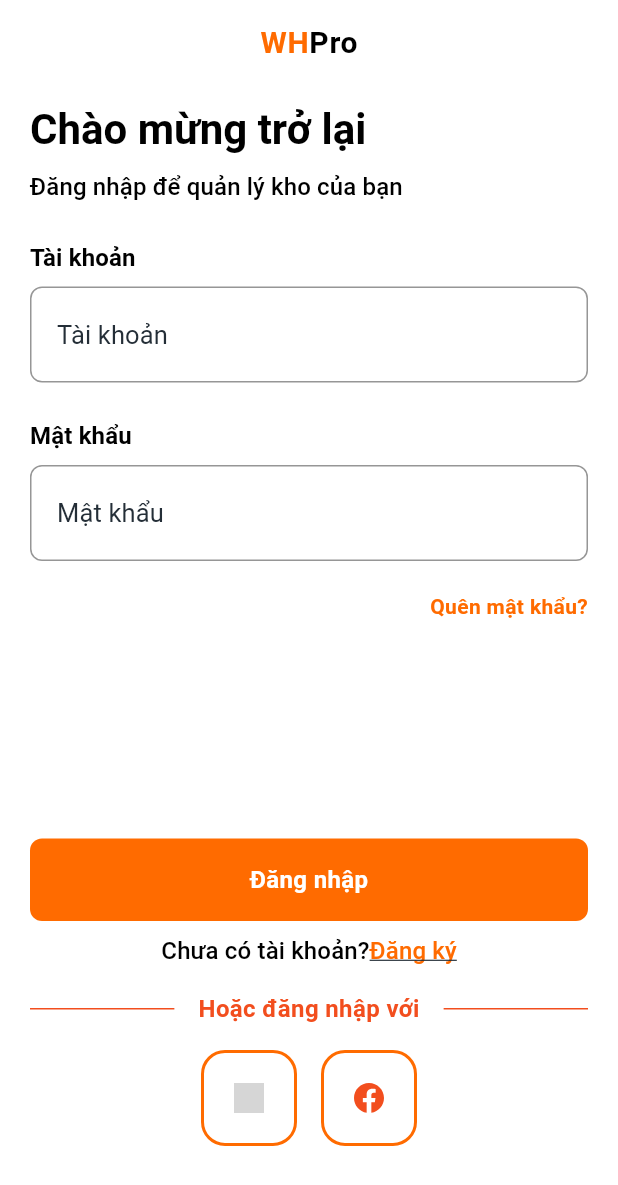
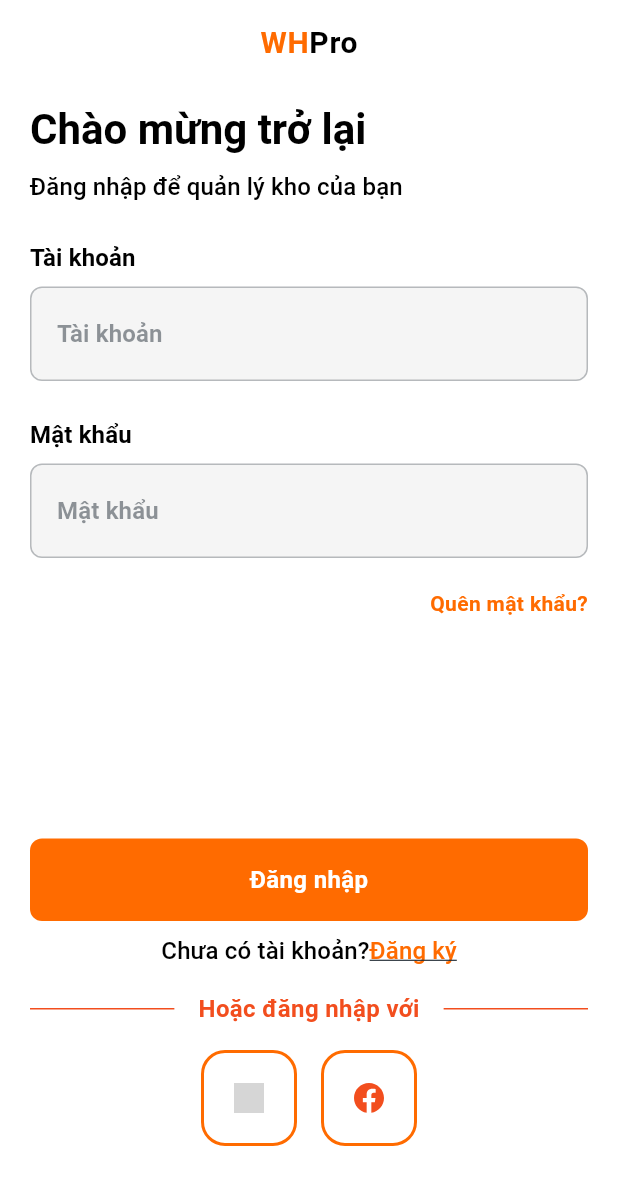
Before and after one commit to Hung2003s/lmhung_freshermb_getx_repo, a Flutter app: the screen it shows after launch, on a phone screen of 412 x 824 dp. Shown: the top 1185 px of the screen. Run offline on Flutter 3.47's test engine with Material 3 defaults, Android fonts, the phone set to English and light mode, and no system bars; our stand-ins replace dartz, dio, flutter_dotenv, flutter_secure_storage, flutter_slidable, flutter_svg and 3 more; grey boxes are pictures that could not be loaded.

Commit message:
feat/light_dark_mode

```diff
--- a/lib/core/common_widget/input/text_input_field.dart
+++ b/lib/core/common_widget/input/text_input_field.dart
@@ -37,7 +37,7 @@ class TextInputFields extends StatefulWidget {
       bottom: 12,
     ),
     this.textStyle,
-    this.textColor = Colors.white,
+    this.textColor,
     this.description,
     this.readOnly = false,
     this.textDescriptionStyle,
@@ -48,10 +48,10 @@ class TextInputFields extends StatefulWidget {
     this.hasPassWord = true,
     this.filled,
     this.filledColor,
-    this.defaultBorderColor = const Color(0xff969696),
-    this.errorColor = ColorName.error,
-    this.focusedColor = ColorName.primary,
-    this.iconColor = Colors.white,
+    this.defaultBorderColor,
+    this.errorColor,
+    this.focusedColor,
+    this.iconColor,
   });
 
   final String? title;
@@ -91,10 +91,10 @@ class TextInputFields extends StatefulWidget {
   final TextEditingController controller;
   final ValueChanged<TextEditingController>? onControllerCreated;
 
-  final Color defaultBorderColor;
-  final Color errorColor;
-  final Color focusedColor;
-  final Color iconColor;
+  final Color? defaultBorderColor;
+  final Color? errorColor;
+  final Color? focusedColor;
+  final Color? iconColor;
 
   @override
   State<TextInputFields> createState() => _TextInputFieldsState();
@@ -177,10 +177,14 @@ class _TextInputFieldsState extends State<TextInputFields> {
   }
 
   Widget buildTitle() {
+    final theme = Theme.of(context);
     return Text(
       widget.title!,
-      style:
-          widget.titleTextStyle ?? const TextStyle(fontWeight: FontWeight.bold),
+      style: widget.titleTextStyle ??
+          TextStyle(
+            fontWeight: FontWeight.bold,
+            color: theme.colorScheme.onSurface,
+          ),
     );
   }
 
@@ -189,6 +193,7 @@ class _TextInputFieldsState extends State<TextInputFields> {
     return ValueListenableBuilder<bool>(
       valueListenable: _obscureTextNotifier,
       builder: (context, isObscure, child) {
+        final theme = Theme.of(context);
         return TextFormField(
           controller: widget.controller,
           focusNode: focusNode,
@@ -202,9 +207,10 @@ class _TextInputFieldsState extends State<TextInputFields> {
           onFieldSubmitted: widget.onSubmitted,
           inputFormatters: widget.inputFormatters,
           autofocus: widget.autofocus,
-          style: widget.textStyle ?? AppTextStyle.captionLarge,
+          style: widget.textStyle?.copyWith(color: widget.textColor ?? theme.colorScheme.onSurface) ??
+              theme.textTheme.bodyMedium,
           maxLines: widget.passwordType ? 1 : widget.maxLine,
-          cursorColor: ColorName.gray,
+          cursorColor: theme.colorScheme.primary,
           readOnly: widget.readOnly,
           keyboardAppearance: widget.keyboardAppearance,
           decoration: getInputDecoration(isObscure),
@@ -214,11 +220,19 @@ class _TextInputFieldsState extends State<TextInputFields> {
   }
 
   InputDecoration getInputDecoration(bool isObscure) {
+    final theme = Theme.of(context);
+    final defaultBorderColor = widget.defaultBorderColor ?? theme.colorScheme.onSurface.withValues(alpha: 0.3);
+    final errorColor = widget.errorColor ?? theme.colorScheme.error;
+    final focusedColor = widget.focusedColor ?? theme.colorScheme.primary;
+
     return InputDecoration(
-      fillColor: widget.filledColor,
-      filled: widget.filled,
+      fillColor: widget.filledColor ?? theme.inputDecorationTheme.fillColor,
+      filled: widget.filled ?? theme.inputDecorationTheme.filled,
       hintText: widget.hintText,
-      hintStyle: widget.hintTextStyle ?? AppTextStyle.hint,
+      hintStyle: widget.hintTextStyle ??
+          theme.inputDecorationTheme.hintStyle?.copyWith(
+            color: theme.colorScheme.onSurface.withValues(alpha: 0.5),
+          ),
       contentPadding: widget.contentPadding,
       // suffixIcon chỉ lắng nghe _hasTextNotifier để tránh rebuild toàn bộ field khi gõ phím
       suffixIcon: ValueListenableBuilder<bool>(
@@ -237,27 +251,29 @@ class _TextInputFieldsState extends State<TextInputFields> {
         borderSide: BorderSide(
           width: 1,
           color: widget.errorText == null
-              ? widget.focusedColor
-              : widget.errorColor,
+              ? focusedColor
+              : errorColor,
         ),
       ),
       errorBorder: OutlineInputBorder(
         borderRadius: BorderRadius.circular(8),
-        borderSide: BorderSide(width: 1, color: widget.errorColor),
+        borderSide: BorderSide(width: 1, color: errorColor),
       ),
       enabledBorder: OutlineInputBorder(
         borderRadius: BorderRadius.circular(8),
-        borderSide: BorderSide(width: 1, color: widget.defaultBorderColor),
+        borderSide: BorderSide(width: 1, color: defaultBorderColor),
       ),
       border: OutlineInputBorder(
         borderRadius: BorderRadius.circular(8),
-        borderSide: BorderSide(width: 2, color: widget.focusedColor),
+        borderSide: BorderSide(width: 2, color: focusedColor),
       ),
       counterText: '',
     );
   }
 
   Widget buildCleanButton() {
+    final theme = Theme.of(context);
+    final iconColor = widget.iconColor ?? theme.colorScheme.onSurface;
     return GestureDetector(
       behavior: HitTestBehavior.opaque,
       onTap: () {
@@ -269,7 +285,7 @@ class _TextInputFieldsState extends State<TextInputFields> {
         padding: const EdgeInsets.all(12),
         child: Assets.icons.clearText.svg(
           colorFilter: ColorFilter.mode(
-            widget.iconColor, // Màu bạn muốn nhuộm cho SVG
+            iconColor, // Màu bạn muốn nhuộm cho SVG
             BlendMode.srcIn, // Chế độ hòa trộn (Gần như luôn dùng srcIn cho icon)
           ),
         ),
@@ -286,6 +302,8 @@ class _TextInputFieldsState extends State<TextInputFields> {
   }
 
   Widget buildPasswordSuffixIcon(bool isObscure) {
+    final theme = Theme.of(context);
+    final iconColor = widget.iconColor ?? theme.colorScheme.onSurface;
     return Row(
       mainAxisSize: MainAxisSize.min,
       mainAxisAlignment: MainAxisAlignment.end,
@@ -301,7 +319,7 @@ class _TextInputFieldsState extends State<TextInputFields> {
                     width: 20,
                     height: 20,
                     colorFilter: ColorFilter.mode(
-                      widget.iconColor, // Màu bạn muốn nhuộm cho SVG
+                      iconColor, // Màu bạn muốn nhuộm cho SVG
                       BlendMode
                           .srcIn, // Chế độ hòa trộn (Gần như luôn dùng srcIn cho icon)
                     ),
@@ -310,7 +328,7 @@ class _TextInputFieldsState extends State<TextInputFields> {
                     width: 20,
                     height: 20,
                     colorFilter: ColorFilter.mode(
-                      widget.iconColor, // Màu bạn muốn nhuộm cho SVG
+                      iconColor, // Màu bạn muốn nhuộm cho SVG
                       BlendMode
                           .srcIn, // Chế độ hòa trộn (Gần như luôn dùng srcIn cho icon)
                     ),
--- a/lib/core/common_widget/navigation_bar/custom_app_bar.dart
+++ b/lib/core/common_widget/navigation_bar/custom_app_bar.dart
@@ -22,19 +22,24 @@ class CustomAppBar extends StatelessWidget implements PreferredSizeWidget {
     this.actions,
     this.leading,
     this.showBackButton = true,       // Mặc định luôn hiện nút Back nếu có thể quay lại
-    this.backgroundColor = Colors.black, // Bạn có thể đổi màu mặc định dự án ở đây
-    this.iconColor = Colors.white,
+    this.backgroundColor, // Mặc định sẽ dùng theme color scheme
+    this.iconColor, // Mặc định sẽ dùng theme color scheme
     this.elevation = 0,
     this.bottom,
   });
 
   @override
   Widget build(BuildContext context) {
+    final theme = Theme.of(context);
+    final effectiveBgColor = backgroundColor ?? theme.colorScheme.primary;
+    final effectiveIconColor = iconColor ?? theme.colorScheme.onPrimary;
+    final effectiveTitleColor = theme.colorScheme.onPrimary;
+
     return AppBar(
-      backgroundColor: backgroundColor,
+      backgroundColor: effectiveBgColor,
       elevation: elevation,
       centerTitle: centerTitle,
-      iconTheme: IconThemeData(color: iconColor),
+      iconTheme: IconThemeData(color: effectiveIconColor),
 
       // 1. Xử lý nút Leading (Bên trái)
       leading: leading ?? (showBackButton && Navigator.canPop(context)
@@ -43,13 +48,13 @@ class CustomAppBar extends StatelessWidget implements PreferredSizeWidget {
           padding: EdgeInsetsGeometry.all(8),
           margin: EdgeInsets.only(left: 16),
             decoration: BoxDecoration(
-              color: context.theme.colorScheme.secondary.withValues(alpha: 0.1),
+              color: effectiveIconColor.withValues(alpha: 0.1),
               border: Border.all(
-                color: context.theme.colorScheme.secondary.withValues(alpha: 0.2),
+                color: effectiveIconColor.withValues(alpha: 0.2),
               ),
               shape: BoxShape.circle,
             ),
-            child: Icon(Icons.arrow_back_ios_new, size: 20, color: context.theme.colorScheme.secondary,)), // Icon back đẹp hơn mặc định
+            child: Icon(Icons.arrow_back_ios_new, size: 20, color: effectiveIconColor,)), // Icon back đẹp hơn mặc định
         onTap: () => Get.back(), // Dùng Get.back() đồng bộ với hệ thống GetX của bạn
       )
           : null),
@@ -58,8 +63,8 @@ class CustomAppBar extends StatelessWidget implements PreferredSizeWidget {
       title: titleWidget ?? (title != null
           ? Text(
         title!,
-        style: const TextStyle(
-          color: Colors.white,
+        style: TextStyle(
+          color: effectiveTitleColor,
           fontSize: 18,
           fontWeight: FontWeight.w600,
         ),
--- a/lib/core/utils/app_theme.dart
+++ b/lib/core/utils/app_theme.dart
@@ -8,11 +8,29 @@ class AppTheme {
   // Cấu hình cho Light Mode
   static final ThemeData lightTheme = ThemeData(
     inputDecorationTheme: InputDecorationTheme(
-      // Cấu hình màu cho hint text ở chế độ Sáng
+      filled: true,
+      fillColor: const Color(0xFFF5F5F5), // Nền sáng nhẹ cho text field
       hintStyle: TextStyle(
         color: Colors.grey.withValues(alpha: 0.5), // Màu xám vừa phải cho hint
         fontSize: 16,
         fontWeight: FontWeight.w600,
+      ),
+      contentPadding: const EdgeInsets.symmetric(horizontal: 16, vertical: 14),
+      enabledBorder: OutlineInputBorder(
+        borderRadius: BorderRadius.circular(8),
+        borderSide: BorderSide(color: Colors.grey.withValues(alpha: 0.3), width: 1),
+      ),
+      focusedBorder: OutlineInputBorder(
+        borderRadius: BorderRadius.circular(8),
+        borderSide: const BorderSide(color: ColorName.primary, width: 1.5),
+      ),
+      errorBorder: OutlineInputBorder(
+        borderRadius: BorderRadius.circular(8),
+        borderSide: const BorderSide(color: ColorName.error, width: 1),
+      ),
+      focusedErrorBorder: OutlineInputBorder(
+        borderRadius: BorderRadius.circular(8),
+        borderSide: const BorderSide(color: ColorName.error, width: 1.5),
       ),
     ),
     colorScheme: const ColorScheme.light(
@@ -33,6 +51,7 @@ class AppTheme {
     elevatedButtonTheme: ElevatedButtonThemeData(
       style: ElevatedButton.styleFrom(
         backgroundColor: ColorName.orange,
+        foregroundColor: Colors.white,
         shape: RoundedRectangleBorder(borderRadius: BorderRadius.circular(8)),
       ),
     ),
@@ -127,20 +146,38 @@ class AppTheme {
 
   // Cấu hình cho Dark Mode (nếu có)
   static final ThemeData darkTheme = ThemeData(
-    colorScheme: const ColorScheme.dark(
-      primary: ColorName.orange,
-      secondary: Colors.white,
-      surface: ColorName.darkBackground,
-      onSurface: ColorName.gray, // Chữ trên nền surface
-      error: ColorName.error,
-    ),
     inputDecorationTheme: InputDecorationTheme(
-      // Cấu hình màu cho hint text ở chế độ Sáng
+      filled: true,
+      fillColor: const Color(0xFF1E1E1E), // Nền tối cho text field trong dark mode
       hintStyle: TextStyle(
         color: Colors.white.withValues(alpha: 0.6), // Màu xám vừa phải cho hint
         fontSize: 16,
         fontWeight: FontWeight.w400,
       ),
+      contentPadding: const EdgeInsets.symmetric(horizontal: 16, vertical: 14),
+      enabledBorder: OutlineInputBorder(
+        borderRadius: BorderRadius.circular(8),
+        borderSide: BorderSide(color: Colors.white.withValues(alpha: 0.2), width: 1),
+      ),
+      focusedBorder: OutlineInputBorder(
+        borderRadius: BorderRadius.circular(8),
+        borderSide: const BorderSide(color: ColorName.primary, width: 1.5),
+      ),
+      errorBorder: OutlineInputBorder(
+        borderRadius: BorderRadius.circular(8),
+        borderSide: const BorderSide(color: ColorName.error, width: 1),
+      ),
+      focusedErrorBorder: OutlineInputBorder(
+        borderRadius: BorderRadius.circular(8),
+        borderSide: const BorderSide(color: ColorName.error, width: 1.5),
+      ),
+    ),
+    colorScheme: const ColorScheme.dark(
+      primary: ColorName.orange,
+      secondary: Colors.white,
+      surface: ColorName.darkBackground,
+      onSurface: Colors.white, // Chữ trên nền surface
+      error: ColorName.error,
     ),
     brightness: Brightness.dark,
     primaryColor: ColorName.orange,
@@ -153,6 +190,7 @@ class AppTheme {
     elevatedButtonTheme: ElevatedButtonThemeData(
       style: ElevatedButton.styleFrom(
         backgroundColor: ColorName.orange,
+        foregroundColor: Colors.white,
         shape: RoundedRectangleBorder(borderRadius: BorderRadius.circular(8)),
       ),
     ),
--- a/lib/feature/dashboard/presentation/dashboard_page.dart
+++ b/lib/feature/dashboard/presentation/dashboard_page.dart
@@ -23,8 +23,7 @@ class DashboardPage extends GetView<DashboardController> {
     ];
 
     return Scaffold(
-      backgroundColor: Colors.black, // Nền đen sâu cho hợp bộ giao diện
-
+      backgroundColor: Theme.of(context).scaffoldBackgroundColor,
 
       body: Stack(
         children: [
```
Also changed, not shown: lib/core/common_widget/bottom_sheet/base_bottom_sheet.dart (+16 -13 lines), lib/core/common_widget/button/rounded_button.dart (+14 -10 lines), lib/core/common_widget/dialog/base_dialog.dart (+7 -5 lines), lib/core/common_widget/input/custom_search_field.dart (+17 -11 lines), lib/core/common_widget/navigation_bar/profile_app_bar.dart (+16 -14 lines), lib/feature/category/presentation/category_page.dart (+15 -13 lines), lib/feature/category/widget/category_card.dart (+11 -12 lines), lib/feature/dashboard/presentation/widget/navigation_bar.dart (+22 -23 lines), lib/feature/home/presentation/home_page.dart (+9 -8 lines), lib/feature/product/presentation/product_info/product_info_page.dart (+31 -23 lines), lib/feature/product/presentation/product_page.dart (+56 -44 lines), lib/feature/product/presentation/widget/input_infor.dart (+4 -3 lines), lib/feature/product/presentation/widget/product_card.dart (+12 -13 lines).
